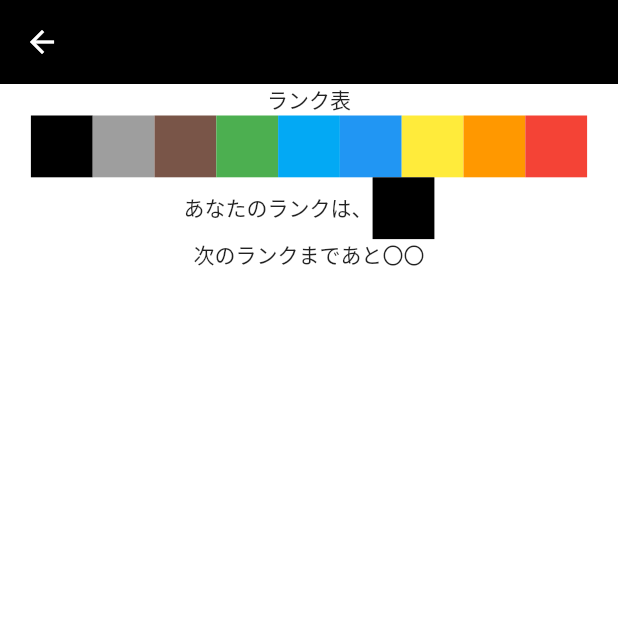
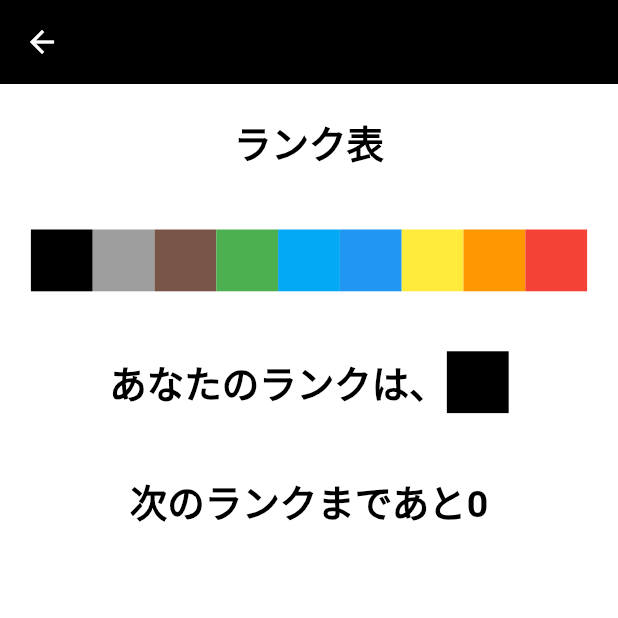
Before and after one commit to iseruuuuu/developer_count_up_app, a Flutter app: the screen it shows after launch, after a tap on the "question mark" icon, on a phone screen of 412 x 824 dp, the top half of it. Run offline on Flutter 3.47's test engine with Material 2 defaults, Android fonts, the light colour scheme and no system bars; our stand-ins replace shared_preferences; missing offline and left inert: enum_to_string.

Commit message:
add1.0: ランク画面のデザインを一新した。

```diff
--- a/lib/constants/style_constant.dart
+++ b/lib/constants/style_constant.dart
@@ -14,4 +14,10 @@ class StyleConstant {
     fontSize: 30,
     color: ColorConstant.black,
   );
+
+  static TextStyle rankLabel = TextStyle(
+    fontWeight: FontWeight.bold,
+    fontSize: 25,
+    color: ColorConstant.black,
+  );
 }
--- a/lib/screen/count_screen.dart
+++ b/lib/screen/count_screen.dart
@@ -75,6 +75,7 @@ class _CountScreenState extends State<CountScreen> {
                   MaterialPageRoute(
                     builder: (context) => RankScreen(
                       rankColor: rankColor,
+                      counter: counter,
                     ),
                   ),
                 );
--- a/lib/screen/rank_screen.dart
+++ b/lib/screen/rank_screen.dart
@@ -1,14 +1,17 @@
 import 'package:developer_count_up_app/component/color_container.dart';
 import 'package:developer_count_up_app/constants/color_constant.dart';
+import 'package:developer_count_up_app/constants/style_constant.dart';
 import 'package:flutter/material.dart';
 
 class RankScreen extends StatelessWidget {
   const RankScreen({
     Key? key,
     required this.rankColor,
+    required this.counter,
   }) : super(key: key);
 
   final Color rankColor;
+  final int counter;
 
   @override
   Widget build(BuildContext context) {
@@ -21,8 +24,13 @@ class RankScreen extends StatelessWidget {
       body: Column(
         children: [
           //TODO デザインを一新する。
-          const Text('ランク表'),
-          Row(
+          Padding(
+            padding: const EdgeInsets.symmetric(vertical: 20),
+            child: Text('ランク表', style: StyleConstant.rankLabel),
+          ),
+          Padding(
+            padding: const EdgeInsets.symmetric(vertical: 20),
+            child: Row(
               mainAxisAlignment: MainAxisAlignment.center,
               children: [
                 ColorContainer(color: ColorConstant.black),
@@ -36,14 +44,28 @@ class RankScreen extends StatelessWidget {
                 ColorContainer(color: ColorConstant.red),
               ],
             ),
-          Row(
+          ),
+          Padding(
+            padding: const EdgeInsets.symmetric(vertical: 20),
+            child: Row(
               mainAxisAlignment: MainAxisAlignment.center,
               children: [
-              const Text('あなたのランクは、'),
+                Text(
+                  'あなたのランクは、',
+                  style: StyleConstant.rankLabel,
+                ),
                 ColorContainer(color: rankColor),
               ],
             ),
-          const Text('次のランクまであと〇〇'),
+          ),
+          Padding(
+            padding: const EdgeInsets.symmetric(vertical: 20),
+            child: Text(
+              //TODO ランクの計算をする
+              '次のランクまであと${counter - 0}',
+              style: StyleConstant.rankLabel,
+            ),
+          ),
         ],
       ),
     );
```
Lines whose indentation alone changed are shown as unchanged.
